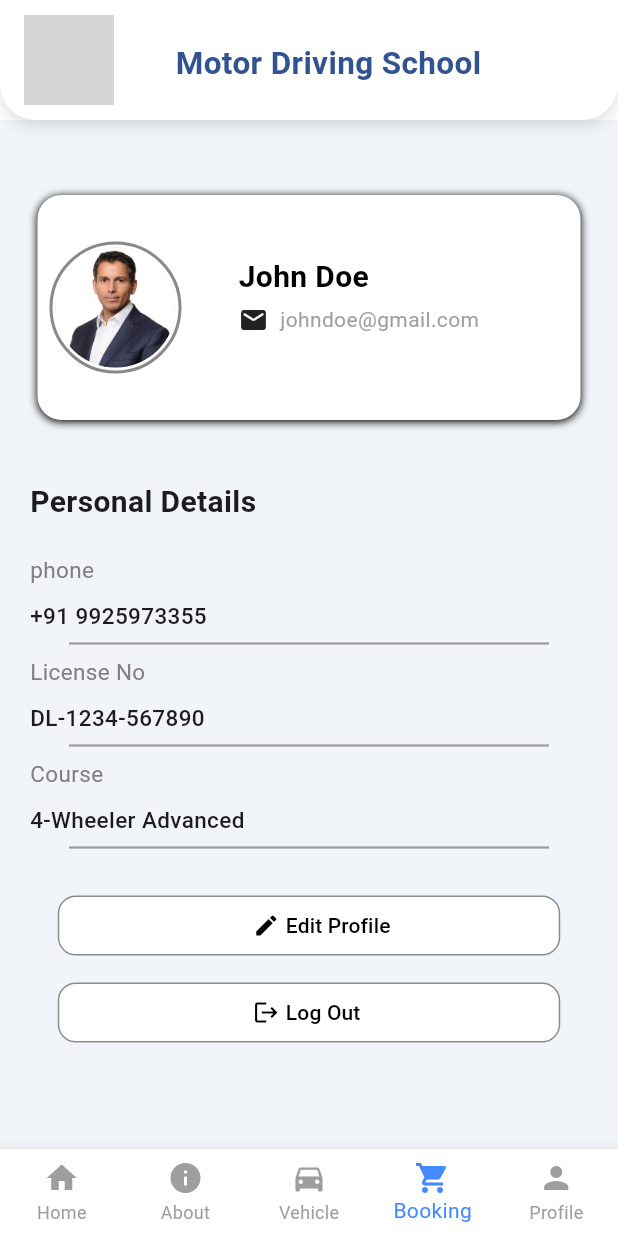
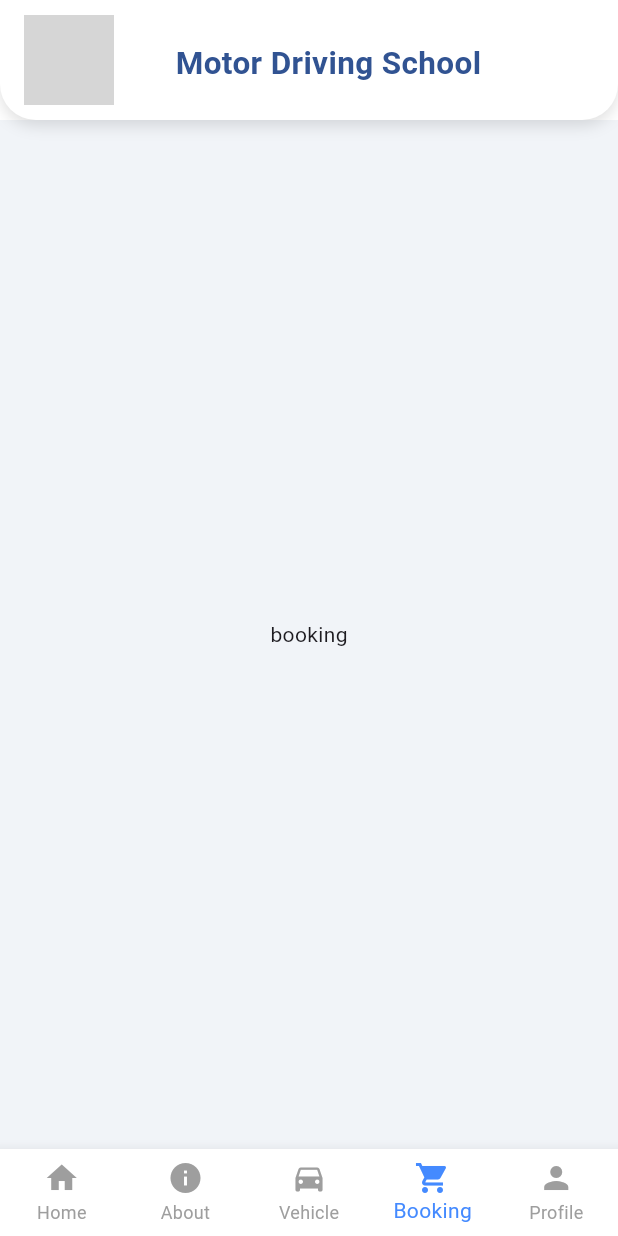
Before and after one commit to Yash4964/motor_vehicle, a Flutter app: the HomePage screen opened directly, item 4 of the bottom bar chosen, on a phone screen of 412 x 824 dp. Run offline on Flutter 3.47's test engine with Material 3 defaults, Android fonts, the light colour scheme and no system bars; our stand-ins replace get; grey boxes are pictures that could not be loaded.

Commit message:
profile page changes

```diff
--- a/lib/ui/customer/home/booking_page.dart
+++ b/lib/ui/customer/home/booking_page.dart
@@ -1 +1,28 @@
-// TODO Implement this library.
+import 'package:flutter/material.dart';
+
+class BookingPage extends StatelessWidget {
+  const BookingPage({super.key});
+
+  @override
+  Widget build(BuildContext context) {
+    return Scaffold(
+      backgroundColor: const Color(0xFFF1F4F8),
+      // appBar: AppBar(
+      //   backgroundColor: Colors.white,
+      //   elevation: 1,
+      //   title: const Text(
+      //     "My Profile",
+      //     style: TextStyle(
+      //       color: Colors.blueAccent,
+      //       fontWeight: FontWeight.bold,
+      //     ),
+      //   ),
+      //   centerTitle: true,
+      //   iconTheme: const IconThemeData(color: Colors.blueAccent),
+      // ),
+      body: Center(
+        child: Text("booking"),
+      ),
+    );
+  }
+}
--- a/lib/ui/customer/home/home_page.dart
+++ b/lib/ui/customer/home/home_page.dart
@@ -19,7 +19,7 @@ class _HomePageState extends State<HomePage> {
     Aboutus(),
     Center(child: Text(" Vehicle ", style: TextStyle(fontSize: 24))),
     //Center(child: Text(" Booking Page", style: TextStyle(fontSize: 24))),
-    //BookingPage(),
+    BookingPage(),
     ProfilePage(),
   ];
 
--- a/lib/ui/customer/home/profile_page.dart
+++ b/lib/ui/customer/home/profile_page.dart
@@ -226,37 +226,37 @@ class ProfilePage extends StatelessWidget {
                 //       padding: EdgeInsets.only(left: 30),
                 //       child: Icon(Icons.edit, color: Colors.black),
                 //     ),
-            Container(
-              width: 335,
-              child: TextButton(
-                onPressed: () {},
-                style: TextButton.styleFrom(
-                  backgroundColor: Colors.white,
-                  padding: EdgeInsets.symmetric(horizontal: 100, vertical: 10),
-                  shape: RoundedRectangleBorder(
-                    borderRadius: BorderRadius.circular(12),
-                    side: BorderSide(color: Colors.black45),
-                  ),
-                ),
-                child: Row(
-                  children: [
-                    Padding(
-                      padding: EdgeInsets.only(left: 30),
-                      child: Icon(Icons.edit, color: Colors.black),
-                    ),
+            // Container(
+            //   width: 335,
+            //   child: TextButton(
+            //     onPressed: () {},
+            //     style: TextButton.styleFrom(
+            //       backgroundColor: Colors.white,
+            //       padding: EdgeInsets.symmetric(horizontal: 100, vertical: 10),
+            //       shape: RoundedRectangleBorder(
+            //         borderRadius: BorderRadius.circular(12),
+            //         side: BorderSide(color: Colors.black45),
+            //       ),
+            //     ),
+            //     child: Row(
+            //       children: [
+            //         Padding(
+            //           padding: EdgeInsets.only(left: 30),
+            //           child: Icon(Icons.edit, color: Colors.black),
+            //         ),
 
-                    Padding(
-                      padding: EdgeInsets.only(left: 4),
-                      child: Text(
-                        "Edit Profile",
-                        style: TextStyle(color: Colors.black),
-                      ),
-                    ),
-                  ],
-                ),
-              ),
-            ),
-            SizedBox(height: 10),
+            //         Padding(
+            //           padding: EdgeInsets.only(left: 4),
+            //           child: Text(
+            //             "Edit Profile",
+            //             style: TextStyle(color: Colors.black),
+            //           ),
+            //         ),
+            //       ],
+            //     ),
+            //   ),
+            // ),
+            // SizedBox(height: 10),
 
             Container(
               width: 335,
```
